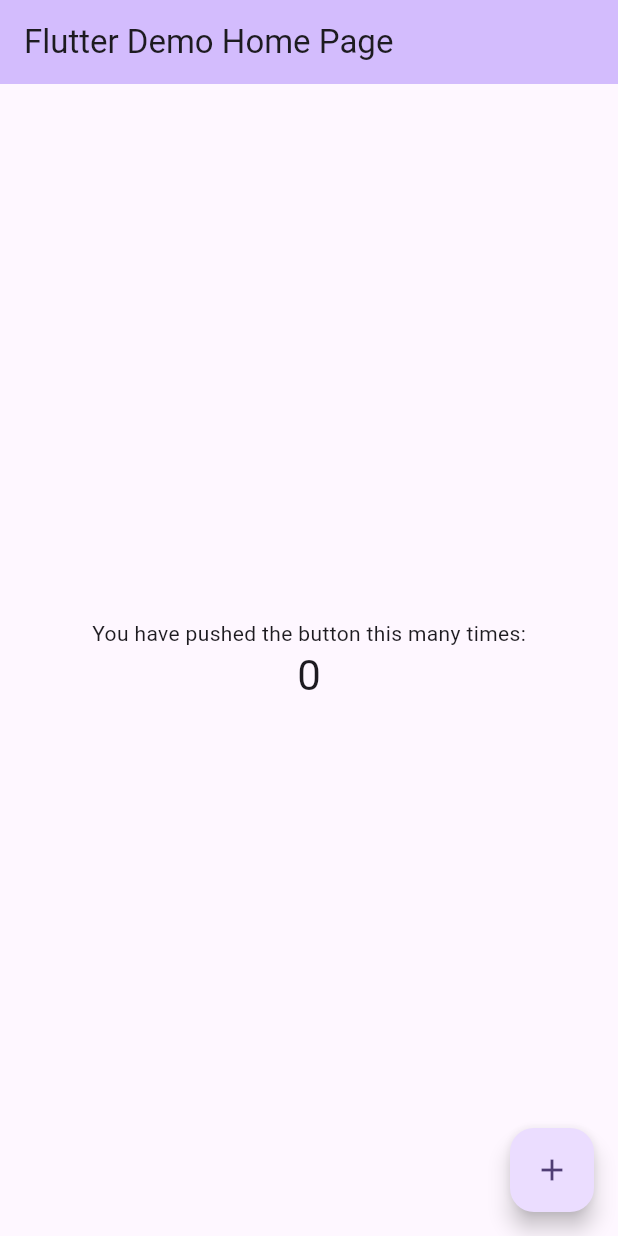
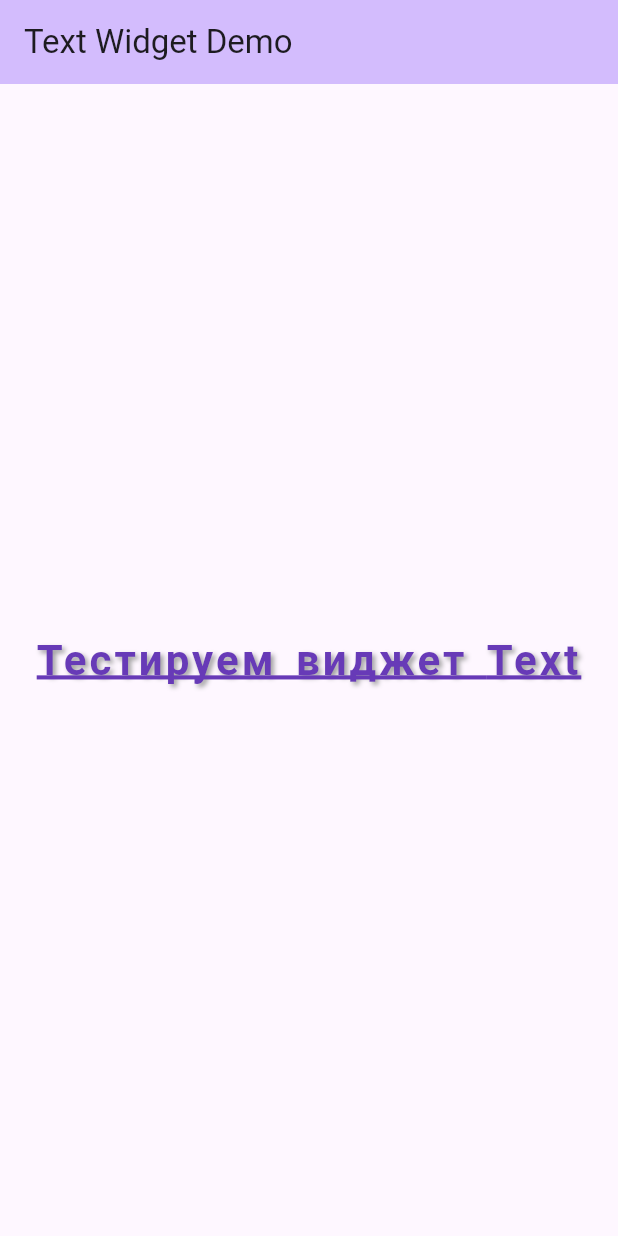
Before and after one commit to art1718em/flutter_practice3, a Flutter app: the screen it shows after launch, on a phone screen of 412 x 824 dp. Run offline on Flutter 3.47's test engine with Material 3 defaults, Android fonts, the phone set to English and light mode, and no system bars.

Commit message:
Виджет Text

```diff
--- a/lib/main.dart
+++ b/lib/main.dart
@@ -7,116 +7,54 @@
 class MyApp extends StatelessWidget {
   const MyApp({super.key});
 
-  // This widget is the root of your application.
   @override
   Widget build(BuildContext context) {
     return MaterialApp(
       title: 'Flutter Demo',
       theme: ThemeData(
-        // This is the theme of your application.
-        //
-        // TRY THIS: Try running your application with "flutter run". You'll see
-        // the application has a purple toolbar. Then, without quitting the app,
-        // try changing the seedColor in the colorScheme below to Colors.green
-        // and then invoke "hot reload" (save your changes or press the "hot
-        // reload" button in a Flutter-supported IDE, or press "r" if you used
-        // the command line to start the app).
-        //
-        // Notice that the counter didn't reset back to zero; the application
-        // state is not lost during the reload. To reset the state, use hot
-        // restart instead.
-        //
-        // This works for code too, not just values: Most code changes can be
-        // tested with just a hot reload.
         colorScheme: ColorScheme.fromSeed(seedColor: Colors.deepPurple),
       ),
-      home: const MyHomePage(title: 'Flutter Demo Home Page'),
+      home: const MyHomePage(),
     );
   }
 }
 
-class MyHomePage extends StatefulWidget {
-  const MyHomePage({super.key, required this.title});
-
-  // This widget is the home page of your application. It is stateful, meaning
-  // that it has a State object (defined below) that contains fields that affect
-  // how it looks.
-
-  // This class is the configuration for the state. It holds the values (in this
-  // case the title) provided by the parent (in this case the App widget) and
-  // used by the build method of the State. Fields in a Widget subclass are
-  // always marked "final".
-
-  final String title;
-
-  @override
-  State<MyHomePage> createState() => _MyHomePageState();
-}
-
-class _MyHomePageState extends State<MyHomePage> {
-  int _counter = 0;
-
-  void _incrementCounter() {
-    setState(() {
-      // This call to setState tells the Flutter framework that something has
-      // changed in this State, which causes it to rerun the build method below
-      // so that the display can reflect the updated values. If we changed
-      // _counter without calling setState(), then the build method would not be
-      // called again, and so nothing would appear to happen.
-      _counter++;
-    });
-  }
+class MyHomePage extends StatelessWidget {
+  const MyHomePage({super.key});
 
   @override
   Widget build(BuildContext context) {
-    // This method is rerun every time setState is called, for instance as done
-    // by the _incrementCounter method above.
-    //
-    // The Flutter framework has been optimized to make rerunning build methods
-    // fast, so that you can just rebuild anything that needs updating rather
-    // than having to individually change instances of widgets.
     return Scaffold(
       appBar: AppBar(
-        // TRY THIS: Try changing the color here to a specific color (to
-        // Colors.amber, perhaps?) and trigger a hot reload to see the AppBar
-        // change color while the other colors stay the same.
         backgroundColor: Theme.of(context).colorScheme.inversePrimary,
-        // Here we take the value from the MyHomePage object that was created by
-        // the App.build method, and use it to set our appbar title.
-        title: Text(widget.title),
+        title: const Text('Text Widget Demo'),
       ),
-      body: Center(
-        // Center is a layout widget. It takes a single child and positions it
-        // in the middle of the parent.
-        child: Column(
-          // Column is also a layout widget. It takes a list of children and
-          // arranges them vertically. By default, it sizes itself to fit its
-          // children horizontally, and tries to be as tall as its parent.
-          //
-          // Column has various properties to control how it sizes itself and
-          // how it positions its children. Here we use mainAxisAlignment to
-          // center the children vertically; the main axis here is the vertical
-          // axis because Columns are vertical (the cross axis would be
-          // horizontal).
-          //
-          // TRY THIS: Invoke "debug painting" (choose the "Toggle Debug Paint"
-          // action in the IDE, or press "p" in the console), to see the
-          // wireframe for each widget.
-          mainAxisAlignment: MainAxisAlignment.center,
-          children: <Widget>[
-            const Text('You have pushed the button this many times:'),
-            Text(
-              '$_counter',
-              style: Theme.of(context).textTheme.headlineMedium,
-            ),
-          ],
+      body: const Center(
+        child: Text(
+          'Тестируем виджет Text',
+          style: TextStyle(
+            fontSize: 28.0,
+            fontWeight: FontWeight.bold,
+            color: Colors.deepPurple,
+            letterSpacing: 2.0,
+            wordSpacing: 4.0,
+            shadows: [
+              Shadow(
+                offset: Offset(2.0, 2.0),
+                blurRadius: 4.0,
+                color: Colors.grey,
+              ),
+            ],
+            decoration: TextDecoration.underline,
+            decorationColor: Colors.deepPurple,
+            decorationThickness: 2.0,
+          ),
+          textAlign: TextAlign.center,
+          maxLines: 2,
+          overflow: TextOverflow.ellipsis,
+          semanticsLabel: 'Тестовый текст для демонстрации виджета Text',
         ),
       ),
-      floatingActionButton: FloatingActionButton(
-        onPressed: _incrementCounter,
-        tooltip: 'Increment',
-        child: const Icon(Icons.add),
-      ), // This trailing comma makes auto-formatting nicer for build methods.
     );
   }
 }
```
